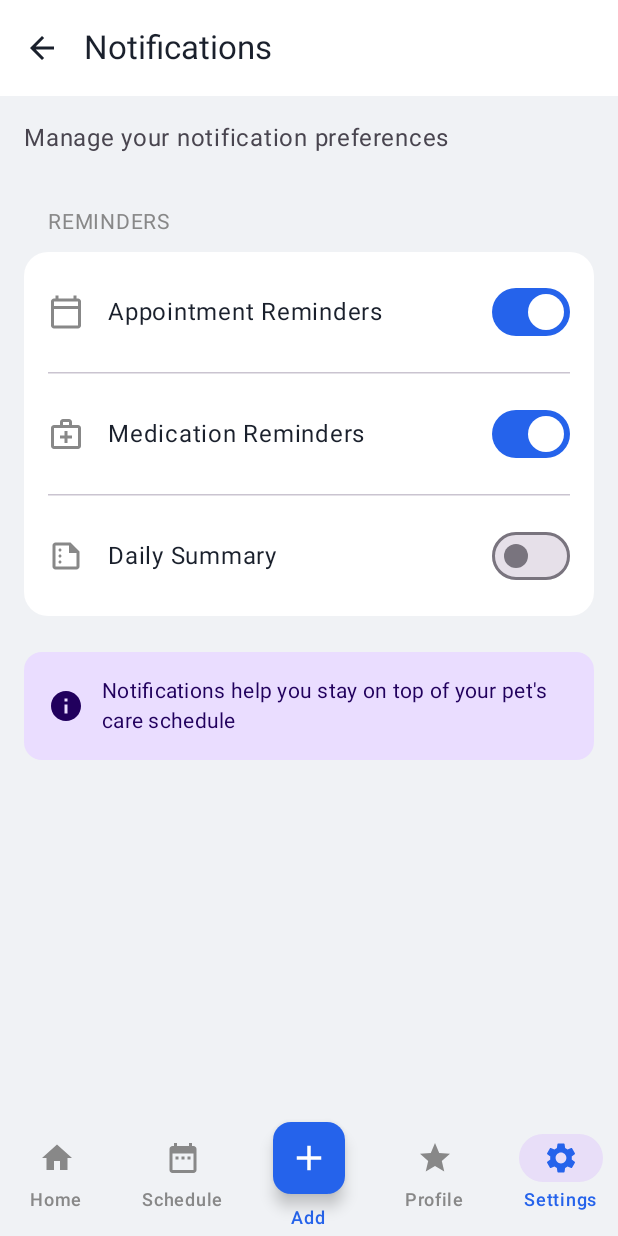
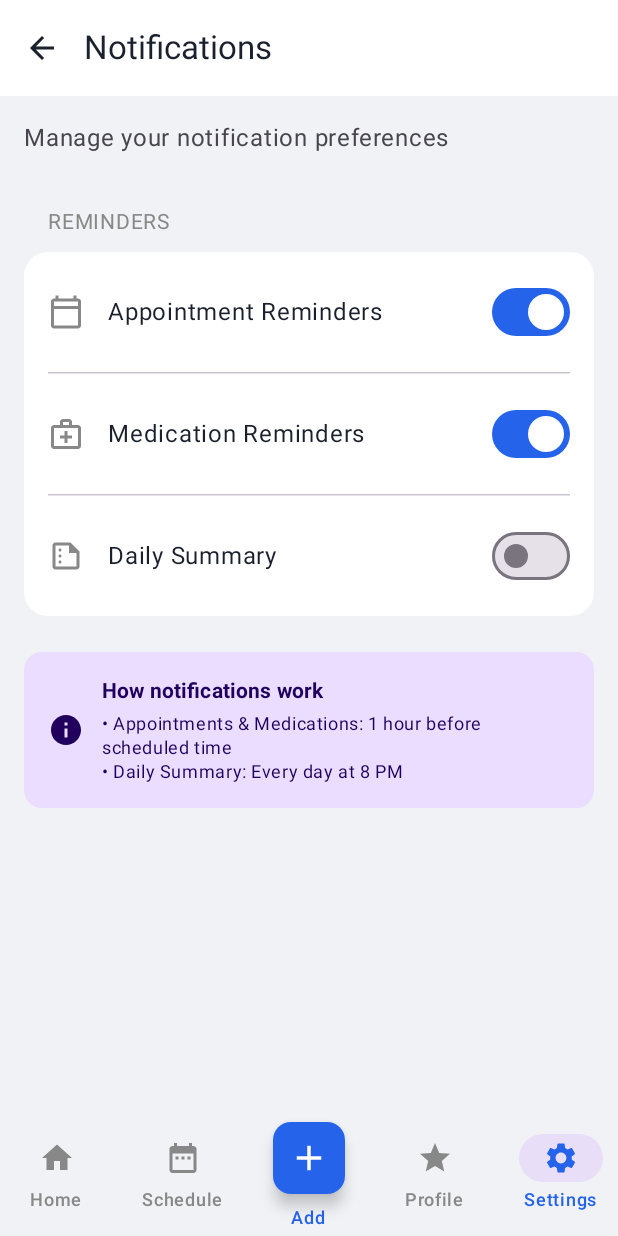
Before and after one commit to linnthantsoewai/animo, an Android app built with Jetpack Compose: the SettingsScreen screen opened through its navigation route, after a tap on "Notifications", on a phone screen of 412 x 824 dp. Run offline under Robolectric (Android 15) with nearby library versions, the phone set to English and light mode, and no system bars; our stand-ins replace Room's generated code; 1 other tap on this screen came first.

Commit message:
Feat: Implement activity and summary notifications
This commit introduces a comprehensive notification system for activity reminders and daily summaries.

- **Notification Scheduling**:
  - Implemented `NotificationHelper` to manage notification creation, scheduling, and cancellation.
  - Notifications are now scheduled one hour before an `Appointment`, `Vaccination`, or `Medication` activity is created.
  - Added a `NotificationReceiver` to handle and display incoming scheduled notifications.

- **Notification Settings**:
  - Added a `NotificationSettings` data model and a corresponding `NotificationSettingsDao` to persist user preferences.
  - The `SettingsScreen` now loads and saves notification preferences to the database.
  - A permission request for notifications is now triggered on Android 13+ when accessing the notifications settings.
  - The UI now informs the user if notification permissions are not granted.

- **Daily Summary**:
  - Introduced a toggle in settings to enable or disable a daily summary notification, which is scheduled for 8 PM.

- **System Integration**:
  - Added necessary notification permissions (`POST_NOTIFICATIONS`, `SCHEDULE_EXACT_ALARM`) to `AndroidManifest.xml`.
  - Registered the `NotificationReceiver` in the manifest.
  - Initialized notification channels on app startup in `AnimoApplication`.

```diff
--- a/app/src/main/java/com/ltsw/animo/data/database/AppDatabase.kt
+++ b/app/src/main/java/com/ltsw/animo/data/database/AppDatabase.kt
@@ -6,6 +6,7 @@ import androidx.room.Room
 import androidx.room.RoomDatabase
 import androidx.room.TypeConverters
 import com.ltsw.animo.data.model.Activity
+import com.ltsw.animo.data.model.NotificationSettings
 import com.ltsw.animo.data.model.Pet
 
 /**
@@ -13,11 +14,12 @@ import com.ltsw.animo.data.model.Pet
  * Defines the database configuration and serves as the main access point
  * for the underlying connection to your app's persisted data.
  */
-@Database(entities = [Activity::class, Pet::class], version = 3, exportSchema = false)
+@Database(entities = [Activity::class, Pet::class, NotificationSettings::class], version = 4, exportSchema = false)
 @TypeConverters(Converters::class)
 abstract class AppDatabase : RoomDatabase() {
     abstract fun activityDao(): ActivityDao
     abstract fun petDao(): PetDao
+    abstract fun notificationSettingsDao(): NotificationSettingsDao
 
     companion object {
         @Volatile
--- a/app/src/main/java/com/ltsw/animo/data/model/Models.kt
+++ b/app/src/main/java/com/ltsw/animo/data/model/Models.kt
@@ -41,7 +41,10 @@ enum class ActivityType {
 }
 
 // Defines the structure for notification preferences
+@Entity(tableName = "notification_settings")
 data class NotificationSettings(
+    @PrimaryKey
+    val id: Int = 1, // Only one settings record
     var appointments: Boolean,
     var medications: Boolean,
     var summary: Boolean
--- a/app/src/main/java/com/ltsw/animo/ui/screens/SettingsScreen.kt
+++ b/app/src/main/java/com/ltsw/animo/ui/screens/SettingsScreen.kt
@@ -1,6 +1,10 @@
 package com.ltsw.animo.ui.screens
 
+import android.Manifest
 import android.content.Intent
+import android.os.Build
+import androidx.activity.compose.rememberLauncherForActivityResult
+import androidx.activity.result.contract.ActivityResultContracts
 import androidx.compose.foundation.background
 import androidx.compose.foundation.layout.*
 import androidx.compose.foundation.lazy.LazyColumn
@@ -20,12 +24,18 @@ import androidx.compose.ui.text.style.TextAlign
 import androidx.compose.ui.unit.dp
 import androidx.compose.ui.unit.sp
 import androidx.core.net.toUri
+import com.ltsw.animo.AnimoApplication
 import com.ltsw.animo.data.model.NotificationSettings
+import com.ltsw.animo.notifications.NotificationHelper
 import com.ltsw.animo.ui.components.*
 import kotlinx.coroutines.launch
 
 @Composable
 fun SettingsScreen() {
+    val context = LocalContext.current
+    val application = context.applicationContext as AnimoApplication
+    val notificationSettingsDao = application.database.notificationSettingsDao()
+
     var showNotifications by remember { mutableStateOf(false) }
     var showAbout by remember { mutableStateOf(false) }
     var showPrivacyPolicy by remember { mutableStateOf(false) }
@@ -34,13 +44,21 @@ fun SettingsScreen() {
     val snackbarHostState = remember { SnackbarHostState() }
     val scope = rememberCoroutineScope()
 
-    // Notification settings state
-    var notificationSettings by remember {
-        mutableStateOf(NotificationSettings(
-            appointments = true,
-            medications = true,
-            summary = false
-        ))
+    // Load notification settings from database
+    val notificationSettings by notificationSettingsDao.getSettings()
+        .collectAsState(initial = NotificationSettings(appointments = true, medications = true, summary = false))
+
+    // Permission launcher
+    val permissionLauncher = rememberLauncherForActivityResult(
+        ActivityResultContracts.RequestPermission()
+    ) { isGranted ->
+        scope.launch {
+            if (isGranted) {
+                snackbarHostState.showSnackbar("Notification permission granted")
+            } else {
+                snackbarHostState.showSnackbar("Notification permission denied")
+            }
+        }
     }
 
     Box(modifier = Modifier.fillMaxSize()) {
@@ -56,6 +74,12 @@ fun SettingsScreen() {
                         title = "Notifications",
                         icon = Icons.Filled.Notifications
                     ) {
+                        // Check permission first
+                        if (Build.VERSION.SDK_INT >= Build.VERSION_CODES.TIRAMISU) {
+                            if (!NotificationHelper.hasNotificationPermission(context)) {
+                                permissionLauncher.launch(Manifest.permission.POST_NOTIFICATIONS)
+                            }
+                        }
                         showNotifications = true
                     }
                         SettingsToggleItem(
@@ -173,8 +197,15 @@ fun SettingsScreen() {
             onClose = { showNotifications = false }
         ) {
             NotificationsContent(
-                settings = notificationSettings,
-                onSettingsChange = { notificationSettings = it }
+                settings = notificationSettings ?: NotificationSettings(appointments = true, medications = true, summary = false),
+                onSettingsChange = { newSettings ->
+                    scope.launch {
+                        notificationSettingsDao.insertSettings(newSettings)
+
+                        // Schedule or cancel daily summary
+                        NotificationHelper.scheduleDailySummary(context, newSettings.summary)
+                    }
+                }
             )
         }
     }
@@ -205,8 +236,10 @@ fun NotificationsContent(
     settings: NotificationSettings,
     onSettingsChange: (NotificationSettings) -> Unit
 ) {
+    val context = LocalContext.current
     val snackbarHostState = remember { SnackbarHostState() }
     val scope = rememberCoroutineScope()
+    val hasPermission = NotificationHelper.hasNotificationPermission(context)
 
     Box(modifier = Modifier.fillMaxSize()) {
         Column(
@@ -220,6 +253,34 @@ fun NotificationsContent(
                 style = MaterialTheme.typography.bodyLarge,
                 color = MaterialTheme.colorScheme.onSurfaceVariant
             )
+
+            // Permission status card
+            if (!hasPermission && Build.VERSION.SDK_INT >= Build.VERSION_CODES.TIRAMISU) {
+                Card(
+                    modifier = Modifier.fillMaxWidth(),
+                    colors = CardDefaults.cardColors(
+                        containerColor = MaterialTheme.colorScheme.errorContainer
+                    )
+                ) {
+                    Row(
+                        modifier = Modifier.padding(16.dp),
+                        verticalAlignment = Alignment.CenterVertically
+                    ) {
+                        Icon(
+                            Icons.Filled.Warning,
+                            contentDescription = null,
+                            tint = MaterialTheme.colorScheme.onErrorContainer,
+                            modifier = Modifier.size(24.dp)
+                        )
+                        Spacer(modifier = Modifier.width(12.dp))
+                        Text(
+                            text = "Notification permission not granted. Please enable notifications in app settings.",
+                            style = MaterialTheme.typography.bodyMedium,
+                            color = MaterialTheme.colorScheme.onErrorContainer
+                        )
+                    }
+                }
+            }
 
             SettingsGroup(title = "Reminders") {
                 SettingsToggleItem(
@@ -258,7 +319,7 @@ fun NotificationsContent(
                     onSettingsChange(settings.copy(summary = it))
                     scope.launch {
                         snackbarHostState.showSnackbar(
-                            message = if (it) "Daily summary enabled" else "Daily summary disabled",
+                            message = if (it) "Daily summary enabled (8 PM)" else "Daily summary disabled",
                             duration = SnackbarDuration.Short
                         )
                     }
@@ -282,11 +343,20 @@ fun NotificationsContent(
                         modifier = Modifier.size(24.dp)
                     )
                     Spacer(modifier = Modifier.width(12.dp))
+                    Column {
                         Text(
-                        text = "Notifications help you stay on top of your pet's care schedule",
-                        style = MaterialTheme.typography.bodyMedium,
+                            text = "How notifications work",
+                            style = MaterialTheme.typography.titleSmall,
+                            fontWeight = FontWeight.Bold,
                             color = MaterialTheme.colorScheme.onPrimaryContainer
                         )
+                        Spacer(modifier = Modifier.height(4.dp))
+                        Text(
+                            text = "• Appointments & Medications: 1 hour before scheduled time\n• Daily Summary: Every day at 8 PM",
+                            style = MaterialTheme.typography.bodySmall,
+                            color = MaterialTheme.colorScheme.onPrimaryContainer
+                        )
+                    }
                 }
             }
         }
```
Also changed, not shown: app/src/main/AndroidManifest.xml (+15 -0 lines), app/src/main/java/com/ltsw/animo/AnimoApplication.kt (+7 -0 lines), app/src/main/java/com/ltsw/animo/data/database/NotificationSettingsDao.kt (added, +25 -0 lines), app/src/main/java/com/ltsw/animo/notifications/NotificationHelper.kt (added, +242 -0 lines), app/src/main/java/com/ltsw/animo/notifications/NotificationReceiver.kt (added, +50 -0 lines), app/src/main/java/com/ltsw/animo/ui/navigation/Navigation.kt (+12 -0 lines). Lines whose indentation alone changed are shown as unchanged.
